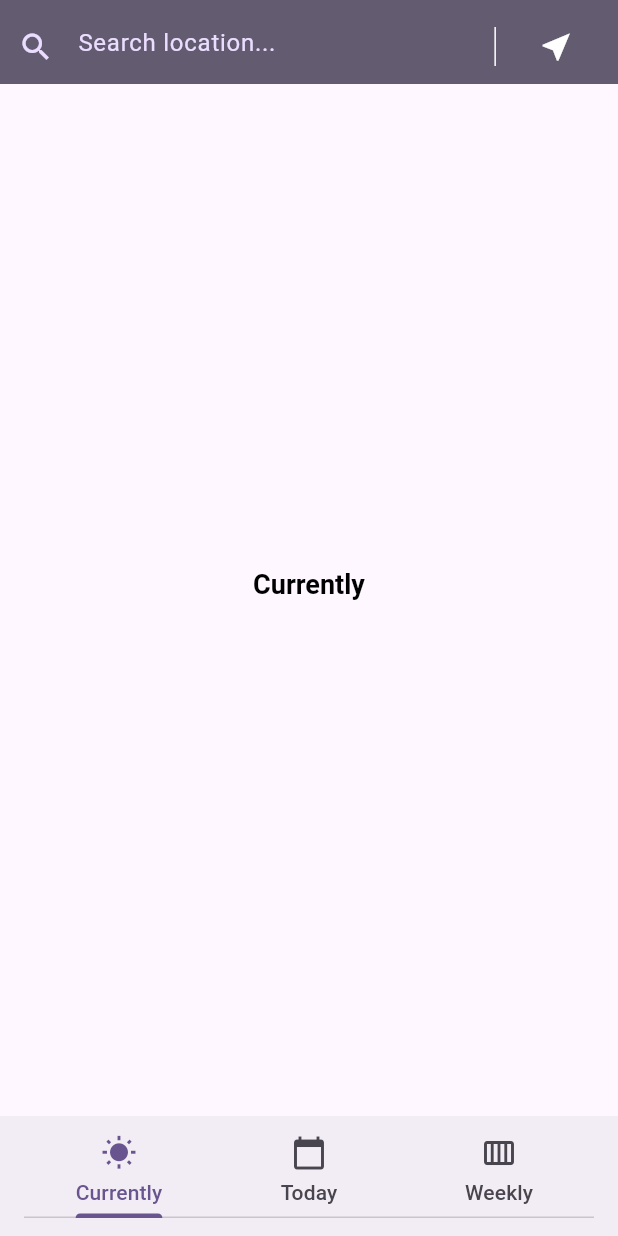
After one commit to keiseiisobe/Mobile, a Flutter app: the screen it shows after launch, on a phone screen of 412 x 824 dp. The commit adds this screen. Run offline on Flutter 3.47's test engine with Material 3 defaults, Android fonts, the phone set to English and light mode, and no system bars; our stand-ins replace flutter_multi_formatter, geolocator; missing offline and left inert: flutter_grid_button, function_tree, window_size.

Commit message:
added geolocator

```diff
--- /dev/null
+++ b/mobileModule02/medium_weather_app/lib/src/main_views.dart
@@ -0,0 +1,85 @@
+import 'package:flutter/material.dart';
+import 'package:geolocator/geolocator.dart';
+
+class MyMainViews extends StatelessWidget {
+  const MyMainViews({
+    super.key,
+    required this.tabController,
+    required this.isGeoLocationEnabled,
+    required this.geoLocation,
+    required this.isSearchLocationEnabled,
+    required this.searchController,
+  });
+
+  final TabController tabController;
+  final bool isGeoLocationEnabled;
+  final Future<Position> geoLocation;
+  final bool isSearchLocationEnabled;
+  final TextEditingController searchController;
+
+  Widget getGeoLocationText(BuildContext context, AsyncSnapshot<Position> snapshot) {
+    if (snapshot.hasError) {
+      return Text(
+        snapshot.error.toString(),
+        textAlign: TextAlign.center,
+        style: TextStyle(
+          color: Theme.of(context).colorScheme.error,
+        )
+      );
+    } else if (snapshot.hasData) {
+      final position = snapshot.data!;
+      return Text("Lat: ${position.latitude}, Lon: ${position.longitude}");
+    }
+    return CircularProgressIndicator();
+  }
+
+  @override
+  Widget build(BuildContext context) {
+    return FutureBuilder<Position>(
+      future: geoLocation,
+      builder: (context, snapshot) {
+        return TabBarView(
+          controller: tabController,
+          children: [
+            Column(
+              mainAxisAlignment: MainAxisAlignment.center,
+              crossAxisAlignment: CrossAxisAlignment.center,
+              children: [
+                Text("Currently"),
+                isGeoLocationEnabled
+                  ? getGeoLocationText(context, snapshot)
+                  : isSearchLocationEnabled
+                    ? Text(searchController.text)
+                    : Text(""),
+              ],
+            ),
+            Column(
+              mainAxisAlignment: MainAxisAlignment.center,
+              crossAxisAlignment: CrossAxisAlignment.center,
+              children: [
+                Text("Today"),
+                isGeoLocationEnabled
+                  ? getGeoLocationText(context, snapshot)
+                  : isSearchLocationEnabled
+                    ? Text(searchController.text)
+                    : Text(""),
+              ],
+            ),
+            Column(
+              mainAxisAlignment: MainAxisAlignment.center,
+              crossAxisAlignment: CrossAxisAlignment.center,
+              children: [
+                Text("Weekly"),
+                isGeoLocationEnabled
+                  ? getGeoLocationText(context, snapshot)
+                    : isSearchLocationEnabled
+                    ? Text(searchController.text)
+                    : Text(""),
+              ],
+            ),
+          ],
+        );
+      }
+    );
+  }
+}
```
Also changed, not shown: mobileModule02/medium_weather_app/lib/main.dart (+5 -75 lines), 3 other files.
